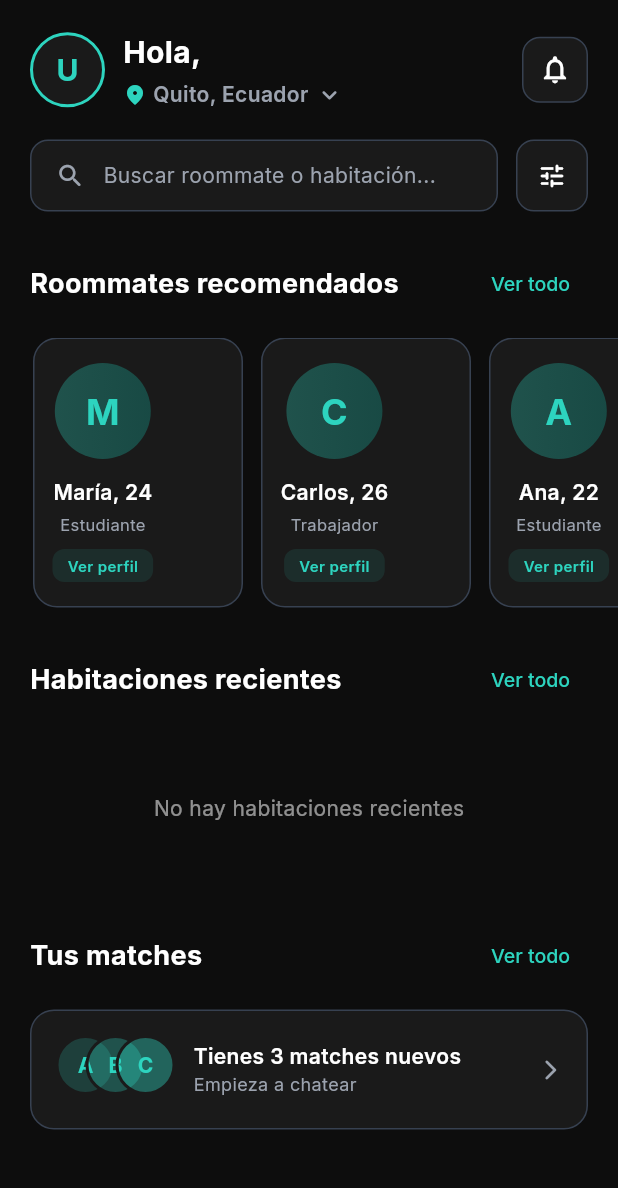
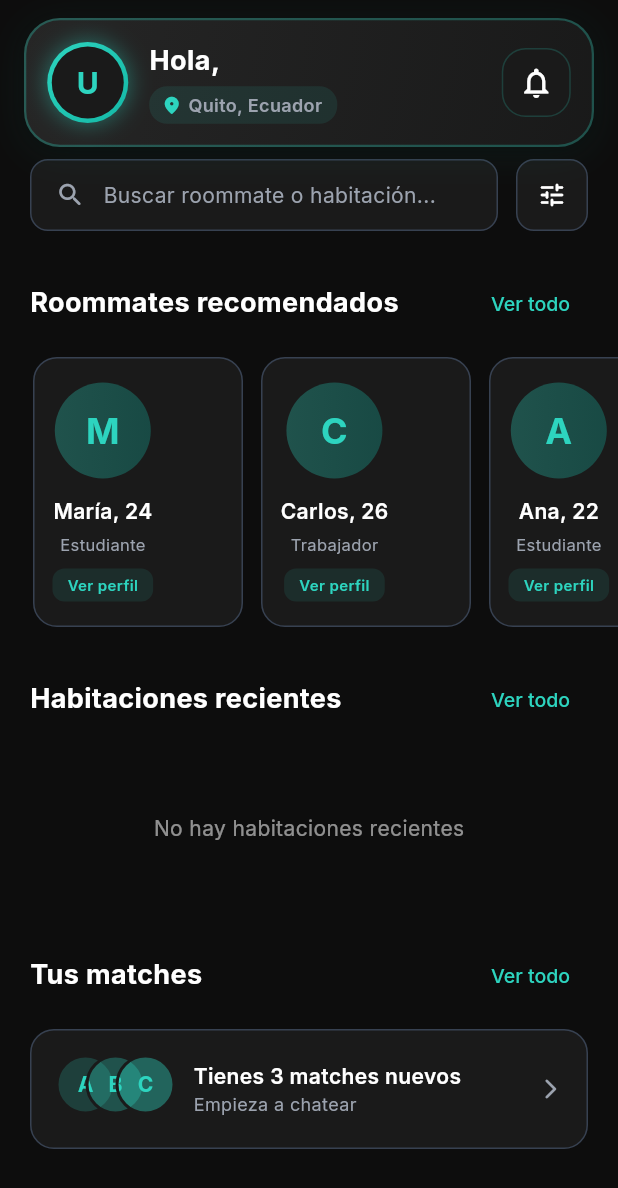
Before and after one commit to jmvillanueva-dev/HAUS-Mobil-App, a Flutter app: the HomeTab screen opened directly with empty values, on a phone screen of 412 x 824 dp. Shown: the top 1188 px of the screen. Run offline on Flutter 3.47's test engine with Material 3 defaults, Android fonts, the phone set to English and light mode, and no system bars; our stand-ins replace app_links, bloc, connectivity_plus, dartz, equatable, flutter_bloc and 13 more; accounts and stored records are empty; network calls fail.

Commit message:
feat(home_tab): enhance header UI with improved layout, avatar glow effect, and notification badge

```diff
--- a/lib/features/home/presentation/pages/home_tab.dart
+++ b/lib/features/home/presentation/pages/home_tab.dart
@@ -93,24 +93,73 @@ class HomeTab extends StatelessWidget {
 
   Widget _buildHeader(BuildContext context) {
     return Padding(
-      padding: const EdgeInsets.all(20),
+      padding: const EdgeInsets.fromLTRB(16, 12, 16, 8),
+      child: Container(
+        padding: const EdgeInsets.all(14),
+        decoration: BoxDecoration(
+          // Gradiente sutil que mantiene el tema oscuro pero destaca
+          gradient: LinearGradient(
+            begin: Alignment.topLeft,
+            end: Alignment.bottomRight,
+            colors: [
+              AppTheme.surfaceDarkElevated,
+              AppTheme.surfaceDark.withOpacity(0.95),
+            ],
+          ),
+          borderRadius: BorderRadius.circular(24),
+          border: Border.all(
+            color: AppTheme.primaryColor.withOpacity(0.3),
+            width: 1.5,
+          ),
+          boxShadow: [
+            BoxShadow(
+              color: AppTheme.primaryColor.withOpacity(0.08),
+              blurRadius: 20,
+              offset: const Offset(0, 4),
+              spreadRadius: 0,
+            ),
+            BoxShadow(
+              color: Colors.black.withOpacity(0.3),
+              blurRadius: 10,
+              offset: const Offset(0, 2),
+            ),
+          ],
+        ),
         child: Row(
           children: [
-          // Avatar de usuario
+            // Avatar de usuario con efecto glow
             Container(
-            margin: const EdgeInsets.only(right: 12),
-            width: 50,
-            height: 50,
+              padding: const EdgeInsets.all(3),
               decoration: BoxDecoration(
                 shape: BoxShape.circle,
-              border: Border.all(color: AppTheme.primaryColor, width: 2),
+                gradient: LinearGradient(
+                  begin: Alignment.topLeft,
+                  end: Alignment.bottomRight,
+                  colors: [
+                    AppTheme.primaryColor,
+                    AppTheme.primaryDark,
+                  ],
+                ),
+                boxShadow: [
+                  BoxShadow(
+                    color: AppTheme.primaryColor.withOpacity(0.4),
+                    blurRadius: 12,
+                    spreadRadius: 1,
+                  ),
+                ],
+              ),
+              child: Container(
+                width: 48,
+                height: 48,
+                decoration: BoxDecoration(
+                  shape: BoxShape.circle,
+                  color: AppTheme.surfaceDark,
                   image: user.avatarUrl != null && user.avatarUrl!.isNotEmpty
                       ? DecorationImage(
                           image: NetworkImage(user.avatarUrl!),
                           fit: BoxFit.cover,
                         )
                       : null,
-              color: AppTheme.surfaceDark,
                 ),
                 child: user.avatarUrl == null || user.avatarUrl!.isEmpty
                     ? Center(
@@ -127,6 +176,8 @@ class HomeTab extends StatelessWidget {
                       )
                     : null,
               ),
+            ),
+            const SizedBox(width: 14),
 
             Expanded(
               child: Column(
@@ -135,39 +186,45 @@ class HomeTab extends StatelessWidget {
                   Text(
                     'Hola, ${user.firstName ?? user.displayName}',
                     style: const TextStyle(
-                    fontSize: 20,
-                    fontWeight: FontWeight.bold,
-                    color: Colors.white,
+                      fontSize: 18,
+                      fontWeight: FontWeight.w700,
+                      color: AppTheme.textPrimaryDark,
+                      letterSpacing: 0.3,
                     ),
                   ),
                   const SizedBox(height: 4),
-                Row(
+                  Container(
+                    padding:
+                        const EdgeInsets.symmetric(horizontal: 8, vertical: 4),
+                    decoration: BoxDecoration(
+                      color: AppTheme.primaryColor.withOpacity(0.1),
+                      borderRadius: BorderRadius.circular(12),
+                    ),
+                    child: Row(
+                      mainAxisSize: MainAxisSize.min,
                       children: [
                         Icon(
                           Icons.location_on_rounded,
-                      size: 16,
+                          size: 14,
                           color: AppTheme.primaryColor,
                         ),
                         const SizedBox(width: 4),
                         const Text(
                           'Quito, Ecuador',
                           style: TextStyle(
-                        fontSize: 14,
+                            fontSize: 12,
                             fontWeight: FontWeight.w600,
                             color: AppTheme.textSecondaryDark,
                           ),
                         ),
-                    const SizedBox(width: 4),
-                    Icon(
-                      Icons.keyboard_arrow_down_rounded,
-                      size: 20,
-                      color: AppTheme.textSecondaryDark,
+                        const SizedBox(width: 2),
+                      ],
                     ),
-                  ],
                   ),
                 ],
               ),
             ),
+
             // Notification bell with badge
             GestureDetector(
               onTap: () {
@@ -181,12 +238,15 @@ class HomeTab extends StatelessWidget {
                   final unreadCount =
                       state is NotificationLoaded ? state.unreadCount : 0;
                   return Container(
-                  width: 44,
-                  height: 44,
+                    width: 46,
+                    height: 46,
                     decoration: BoxDecoration(
                       color: AppTheme.surfaceDark,
-                    borderRadius: BorderRadius.circular(12),
-                    border: Border.all(color: AppTheme.borderDark),
+                      borderRadius: BorderRadius.circular(16),
+                      border: Border.all(
+                        color: AppTheme.primaryColor.withOpacity(0.2),
+                        width: 1,
+                      ),
                     ),
                     child: Stack(
                       children: [
@@ -194,28 +254,36 @@ class HomeTab extends StatelessWidget {
                           child: Icon(
                             Icons.notifications_outlined,
                             color: AppTheme.textPrimaryDark,
-                          size: 22,
+                            size: 24,
                           ),
                         ),
                         if (unreadCount > 0)
                           Positioned(
-                          right: 8,
-                          top: 8,
+                            right: 6,
+                            top: 6,
                             child: Container(
                               padding: const EdgeInsets.all(4),
-                            decoration: const BoxDecoration(
+                              decoration: BoxDecoration(
                                 color: AppTheme.primaryColor,
                                 shape: BoxShape.circle,
+                                boxShadow: [
+                                  BoxShadow(
+                                    color:
+                                        AppTheme.primaryColor.withOpacity(0.5),
+                                    blurRadius: 6,
+                                    spreadRadius: 1,
+                                  ),
+                                ],
                               ),
                               constraints: const BoxConstraints(
-                              minWidth: 16,
-                              minHeight: 16,
+                                minWidth: 18,
+                                minHeight: 18,
                               ),
                               child: Text(
                                 unreadCount > 99 ? '99+' : '$unreadCount',
                                 style: const TextStyle(
                                   color: Colors.white,
-                                fontSize: 9,
+                                  fontSize: 10,
                                   fontWeight: FontWeight.bold,
                                 ),
                                 textAlign: TextAlign.center,
@@ -229,6 +297,7 @@ class HomeTab extends StatelessWidget {
               ),
             ),
           ],
+        ),
       ),
     );
   }
```
Lines whose indentation alone changed are shown as unchanged.
